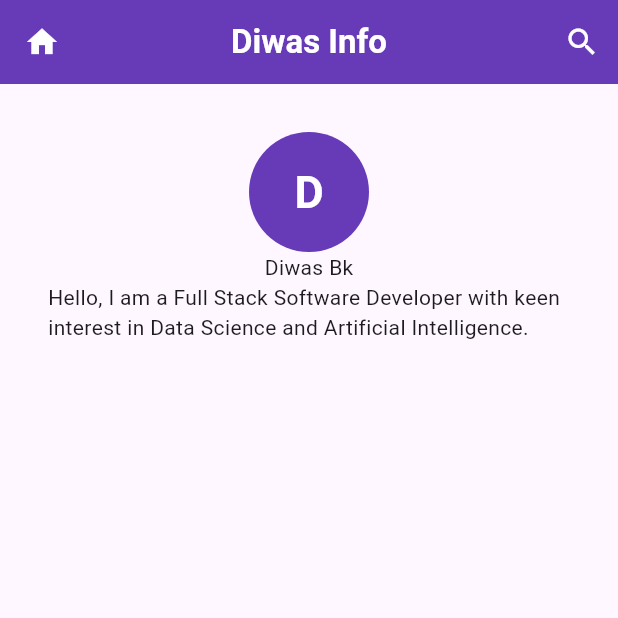
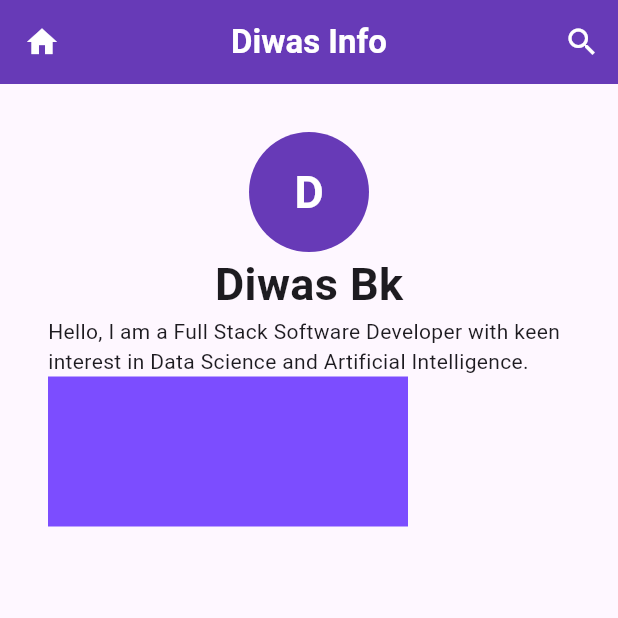
Before and after one commit to diwasbk2k3/myflutterapp, a Flutter app: the NewProfileScreen screen opened directly, on a phone screen of 412 x 824 dp, the top half of it. Run offline on Flutter 3.47's test engine with Material 3 defaults, Android fonts, the phone set to English and light mode, and no system bars.

Commit message:
Row Inside Container

```diff
--- a/lib/screens/new_profile_screen.dart
+++ b/lib/screens/new_profile_screen.dart
@@ -40,8 +40,27 @@ class NewProfileScreen extends StatelessWidget {
                 ),
               ),
             ),
-            Text("Diwas Bk"),
-            Text("Hello, I am a Full Stack Software Developer with keen interest in Data Science and Artificial Intelligence.")
+            Text(
+              "Diwas Bk",
+              style: TextStyle(fontWeight: FontWeight.bold, fontSize: 30),
+            ),
+            Text(
+              "Hello, I am a Full Stack Software Developer with keen interest in Data Science and Artificial Intelligence.",
+            ),
+            Row(
+              children: [
+                Container(
+                  width:120,
+                  height: 100,
+                  color: Colors.deepPurpleAccent,
+                ),
+                Container(
+                  width: 120,
+                  height: 100,
+                  color: Colors.deepPurpleAccent,
+                ),
+              ],
+            ),
           ],
         ),
       ),
```
